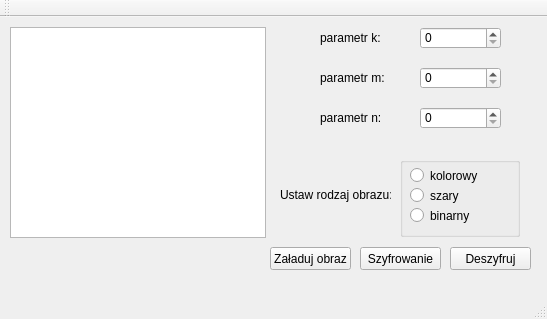
First picture: the form in mainwindow.ui, repository machas1337/2DLMCA, before the edit.
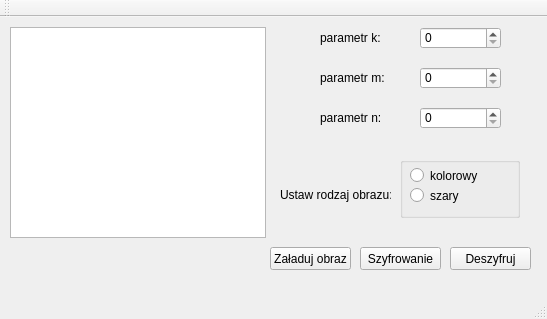
Second picture: the form after the edit.

Patch:
```diff
--- a/mainwindow.ui
+++ b/mainwindow.ui
@@ -114,7 +114,7 @@
       <x>400</x>
       <y>140</y>
       <width>120</width>
-      <height>80</height>
+      <height>61</height>
      </rect>
     </property>
     <property name="title">
@@ -146,19 +146,6 @@
       <string>szary</string>
      </property>
     </widget>
-    <widget class="QRadioButton" name="radioImageBinary">
-     <property name="geometry">
-      <rect>
-       <x>10</x>
-       <y>50</y>
-       <width>82</width>
-       <height>17</height>
-      </rect>
-     </property>
-     <property name="text">
-      <string>binarny</string>
-     </property>
-    </widget>
    </widget>
    <widget class="QLabel" name="label_3">
     <property name="geometry">
```
